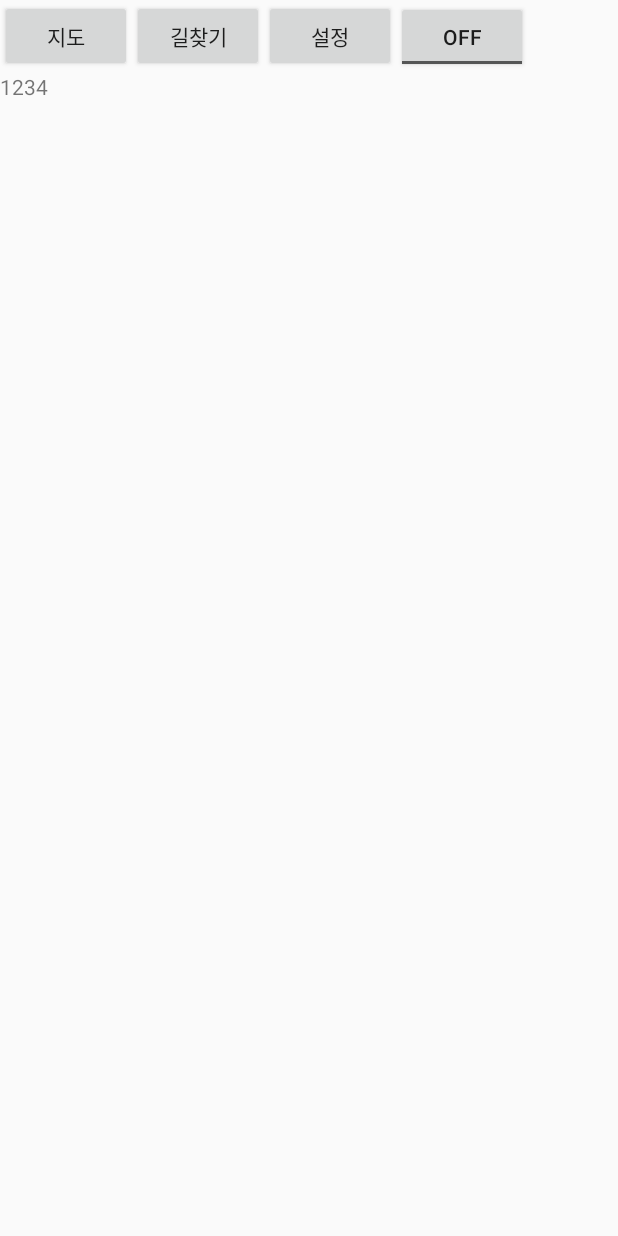
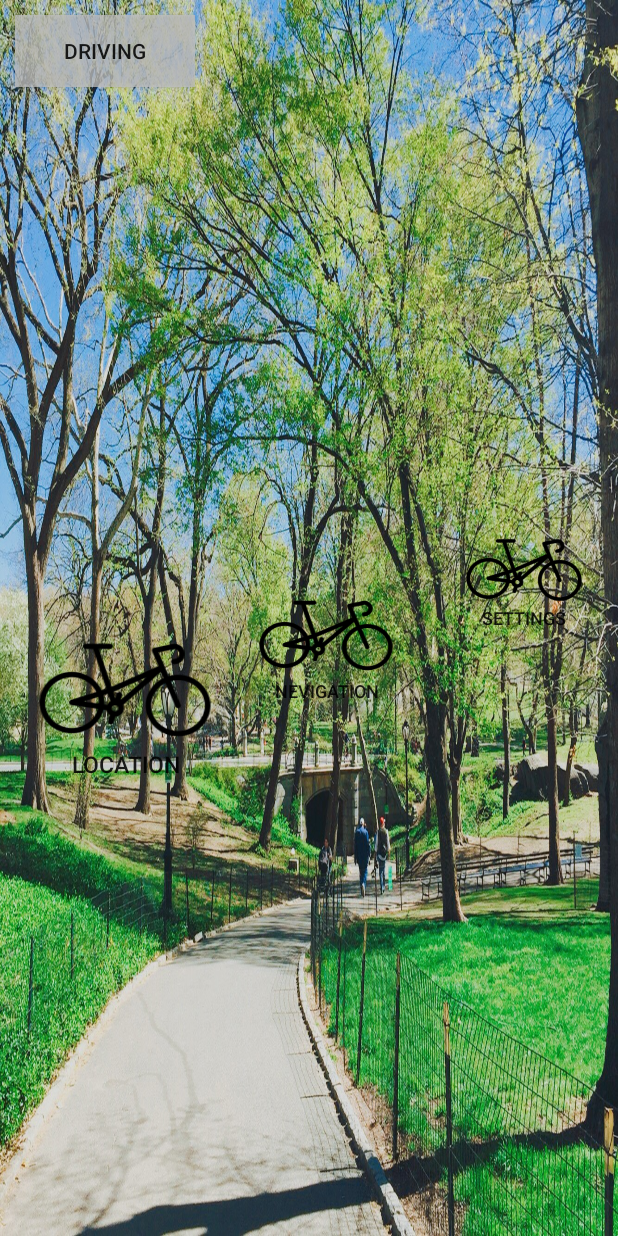
Before and after one commit to aiden7001/Capstone_Project, an Android app: the FirstActivity screen opened directly, with no data from a screen before it, on a phone screen of 412 x 824 dp. Run offline under Robolectric (Android 15) with nearby library versions, the phone set to English and light mode, and no system bars.

Commit message:
(최종본) 희라, 선민 : 네비게이션 어플 구현 / 다은: 어플 UI 구현 / 경민 : 라즈베리파이 관련 어플 구현

```diff
--- a/170530/app/src/main/res/layout/activity_first.xml
+++ b/170530/app/src/main/res/layout/activity_first.xml
@@ -1,44 +1,87 @@
 <?xml version="1.0" encoding="utf-8"?>
 <LinearLayout xmlns:android="http://schemas.android.com/apk/res/android"
     android:orientation="vertical" android:layout_width="match_parent"
-    android:layout_height="match_parent">
+    android:layout_height="match_parent"
+    android:background="@drawable/bback">
 
     <LinearLayout
         android:layout_width="match_parent"
-        android:layout_height="match_parent"
+        android:layout_height="300dp"
         android:orientation="vertical">
 
+        <ToggleButton
+            android:id="@+id/bicyclemode"
+            android:layout_width="120dp"
+            android:layout_height="wrap_content"
+            android:layout_marginTop="10dp"
+            android:layout_marginLeft="10dp"
+            android:background="#c0c0c0c0"
+            android:text="ToggleButton"
+            android:textOff="Driving"
+            android:textOn="Parking" />
+    </LinearLayout>
+
+
+    <LinearLayout
+        android:layout_width="match_parent"
+        android:layout_height="match_parent">
+
+
+        <Button
+            android:id="@+id/map"
+            android:layout_width="130dp"
+            android:layout_height="120dp"
+            android:layout_marginTop="100dp"
+            android:layout_marginLeft="20dp"
+            android:layout_marginRight="1dp"
+            android:layout_weight="1"
+            android:background="@drawable/bikee"
+            android:gravity="bottom|center_horizontal"
+            android:padding="0sp"
+            android:scaleType="centerInside"
+            android:text="Location"
+            android:textSize="15sp" />
+
+        <Button
+            android:id="@+id/findroute"
+            android:layout_width="100dp"
+            android:layout_height="90dp"
+            android:layout_marginTop="50dp"
+            android:layout_marginBottom="20dp"
+            android:layout_marginLeft="20dp"
+            android:layout_marginRight="20dp"
+            android:layout_weight="0.48"
+            android:background="@drawable/bikee"
+            android:gravity="bottom|center_horizontal"
+            android:padding="0sp"
+            android:scaleType="centerInside"
+            android:text="Nevigation"
+            android:textSize="12sp" />
+
+        <Button
+            android:id="@+id/setting"
+            android:layout_width="90dp"
+            android:layout_height="80dp"
+            android:layout_marginTop="1dp"
+            android:layout_marginBottom="20dp"
+            android:layout_marginLeft="20dp"
+            android:layout_marginRight="20dp"
+            android:layout_weight="1"
+            android:background="@drawable/bikee"
+            android:gravity="bottom|center_horizontal"
+            android:scaleType="centerInside"
+            android:text="Settings"
+            android:textSize="12sp" />
+
         <LinearLayout
-            android:layout_width="match_parent"
-            android:layout_height="wrap_content"
-            android:orientation="horizontal">
-        <Button
             android:layout_width="wrap_content"
             android:layout_height="wrap_content"
-            android:text="지도"
-            android:id="@+id/map"/>
-        <Button
-            android:layout_width="wrap_content"
-            android:layout_height="wrap_content"
-            android:text="길찾기"
-            android:id="@+id/findroute"/>
-        <Button
-            android:layout_width="wrap_content"
-            android:layout_height="wrap_content"
-            android:text="설정"
-            android:id="@+id/setting"/>
-        <ToggleButton
-            android:layout_width="wrap_content"
-            android:layout_height="wrap_content"
-            android:text="주차상태"
-            android:id="@+id/bicyclemode"/>
+            android:orientation="vertical">
+
+
         </LinearLayout>
 
-        <TextView
-            android:id="@+id/showstate"
-            android:layout_width="match_parent"
-            android:layout_height="wrap_content"
-            android:text="1234" />
     </LinearLayout>
 
+
 </LinearLayout>
```
Also changed, not shown: 170530/app/src/main/java/test/com/a170326/FirstActivity.java (+2 -2 lines), 170530/app/src/main/java/test/com/a170326/MainActivity.java (+2 -0 lines), 170530/app/src/main/java/test/com/a170326/NaviActivity.java (+133 -24 lines), 170530/app/src/main/java/test/com/a170326/SearchLocationActivity.java (+1 -1 lines), 170530/app/src/main/res/layout/activity_navi.xml (+11 -6 lines), 170530/app/src/main/res/drawable/arrow.png (added), 170530/app/src/main/res/drawable/background.png (added), 170530/app/src/main/res/drawable/bback.jpg (added), 170530/app/src/main/res/drawable/bike.png (added), 170530/app/src/main/res/drawable/bikee.png (added), 170530/app/src/main/res/drawable/central.JPG (added), 170530/app/src/main/res/drawable/city.jpg (added).
